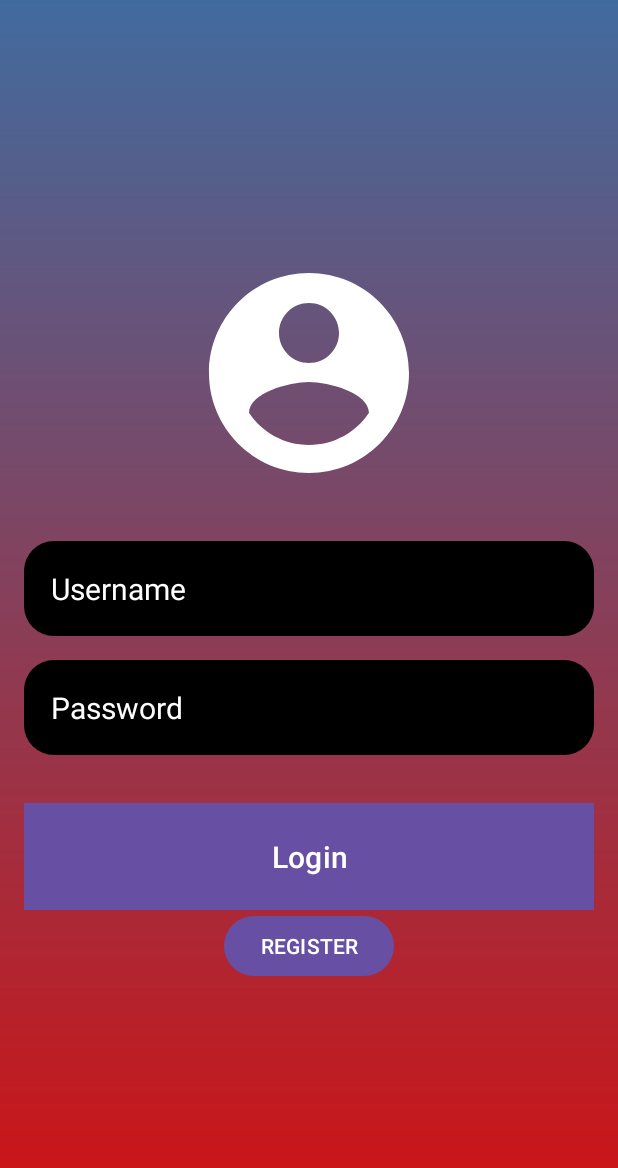
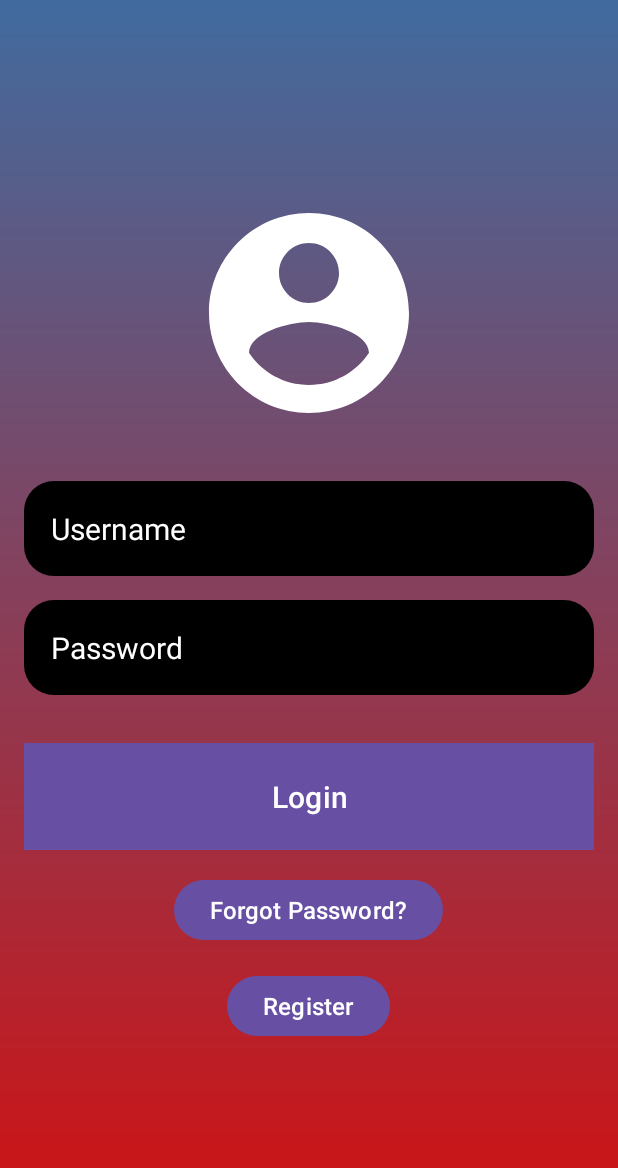
Before and after one commit to ST10089515/TymeMA_groupB, an Android app built with Jetpack Compose: the screen it shows after launch (Login), after a tap on "Login", on a phone screen of 412 x 824 dp. Shown: the top 1168 px of the screen. Run offline under Robolectric (Android 15) with nearby library versions, the phone set to English and light mode, and no system bars.

Commit message:
fixed login - forgot password button

```diff
--- a/app/src/main/java/com/example/tymema_v1/Login.kt
+++ b/app/src/main/java/com/example/tymema_v1/Login.kt
@@ -1,6 +1,4 @@
 package com.example.tymema_v1
-
-import com.example.tymema_v1.Registration
 
 import android.content.Context
 import android.content.Intent
@@ -16,18 +14,22 @@ class Login : AppCompatActivity() {
     private lateinit var passwordInput: EditText
     private lateinit var loginButton: Button
     private lateinit var registerButton: Button
+    private lateinit var forgotPasswordButton: Button
 
     override fun onCreate(savedInstanceState: Bundle?) {
         super.onCreate(savedInstanceState)
-        setContentView(R.layout.act_login2)
+        setContentView(R.layout.activity_login) // Corrected layout file name
 
         usernameInput = findViewById(R.id.username_input)
         passwordInput = findViewById(R.id.password_input)
         loginButton = findViewById(R.id.login_btn)
-        registerButton = findViewById(R.id.register_login_btn)
+        registerButton = findViewById(R.id.register_login_btn) // Corrected ID
+        forgotPasswordButton = findViewById(R.id.forgot_password_btn)
 
+        // Function to get registered credentials from SharedPreferences
         fun getRegisteredCredentials(context: Context): Pair<String?, String?> {
-            val sharedPreferences: SharedPreferences = context.getSharedPreferences("credentials", Context.MODE_PRIVATE)
+            val sharedPreferences: SharedPreferences =
+                context.getSharedPreferences("credentials", Context.MODE_PRIVATE)
             val username = sharedPreferences.getString("username", null)
             val password = sharedPreferences.getString("password", null)
             return Pair(username, password)
@@ -52,5 +54,12 @@ class Login : AppCompatActivity() {
             val intent = Intent(this@Login, Registration::class.java)
             startActivity(intent)
         }
+
+        // Forgot Password button click listener
+        forgotPasswordButton.setOnClickListener {
+            // Display a message for password reset
+            Toast.makeText(this, "Password Reset", Toast.LENGTH_SHORT).show()
+            // You can add further logic here for actual password reset functionality
+        }
     }
 }
--- a/app/src/main/java/com/example/tymema_v1/MainActivity.kt
+++ b/app/src/main/java/com/example/tymema_v1/MainActivity.kt
@@ -11,7 +11,7 @@ class MainActivity : AppCompatActivity() {
 
     override fun onCreate(savedInstanceState: Bundle?) {
         super.onCreate(savedInstanceState)
-        setContentView(R.layout.activity_main)
+        setContentView(R.layout.activity_login)
 
         move = findViewById(R.id.login_btn)
         move.setOnClickListener {
--- a/app/src/main/res/layout/act_login2.xml
+++ /dev/null
@@ -1,75 +0,0 @@
-<?xml version="1.0" encoding="utf-8"?>
-<RelativeLayout xmlns:android="http://schemas.android.com/apk/res/android"
-    xmlns:app="http://schemas.android.com/apk/res-auto"
-    xmlns:tools="http://schemas.android.com/tools"
-    android:layout_width="match_parent"
-    android:layout_height="match_parent"
-    android:background="@drawable/login_background"
-    android:gravity="center"
-    android:padding="16dp"
-    tools:context=".MainActivity">
-
-    <LinearLayout
-        android:layout_width="match_parent"
-        android:layout_height="wrap_content"
-        android:gravity="center"
-        android:orientation="vertical">
-
-        <ImageView
-            android:layout_width="160dp"
-            android:layout_height="160dp"
-            android:src="@drawable/icon_accountcircle" />
-
-        <EditText
-            android:id="@+id/username_input"
-            android:layout_width="match_parent"
-            android:layout_height="wrap_content"
-            android:layout_marginTop="32dp"
-            android:background="@drawable/rounded_corner"
-            android:backgroundTint="@color/black"
-            android:hint="Username"
-            android:inputType="text"
-            android:padding="18dp"
-            android:textColor="@color/white"
-            android:textColorHint="@color/white"
-            android:textSize="20sp" />
-
-        <EditText
-            android:id="@+id/password_input"
-            android:layout_width="match_parent"
-            android:layout_height="wrap_content"
-            android:layout_marginTop="16dp"
-            android:background="@drawable/rounded_corner"
-            android:backgroundTint="@color/black"
-            android:hint="Password"
-            android:inputType="textPassword"
-            android:padding="18dp"
-            android:textColor="@color/white"
-            android:textColorHint="@color/white"
-            android:textSize="20sp" />
-
-        <Button
-            android:id="@+id/login_btn"
-            android:layout_width="match_parent"
-            android:layout_height="wrap_content"
-            android:layout_marginTop="32dp"
-            android:background="@color/black"
-            android:backgroundTint="@color/white"
-            android:padding="18dp"
-            android:text="Login"
-            android:textColorHint="#3BB4F1"
-            android:textSize="20sp"
-            android:onClick="onLoginButtonClick"/>
-
-        <Button
-            android:id="@+id/register_login_btn"
-            android:layout_width="wrap_content"
-            android:layout_height="wrap_content"
-            android:text="REGISTER"
-            android:onClick="onregister_login_btn"
-           />
-
-
-    </LinearLayout>
-
-</RelativeLayout>
--- a/app/src/main/res/layout/activity_login.xml
+++ b/app/src/main/res/layout/activity_login.xml
@@ -61,10 +61,23 @@
             android:textSize="20sp" />
 
         <Button
-            android:id="@+id/button"
+            android:id="@+id/forgot_password_btn"
             android:layout_width="wrap_content"
             android:layout_height="wrap_content"
-            android:text="REGISTER" />
+            android:layout_marginTop="16dp"
+            android:text="Forgot Password?"
+            android:textColor="@color/white"
+            android:textSize="16sp" />
+
+        <Button
+            android:id="@+id/register_login_btn"
+            android:layout_width="wrap_content"
+            android:layout_height="wrap_content"
+            android:text="Register"
+            android:textSize="16sp"
+            android:textColor="@color/white"
+            android:layout_marginTop="16dp"/>
+
 
 
     </LinearLayout>
```
